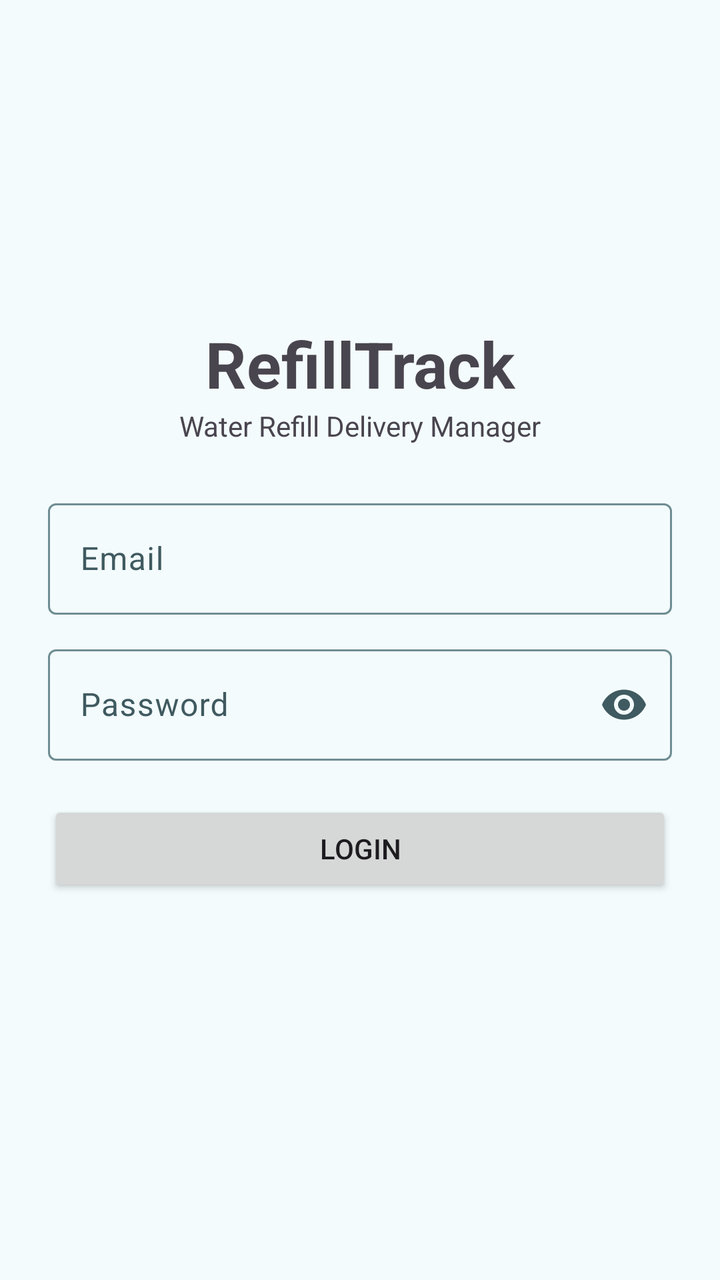
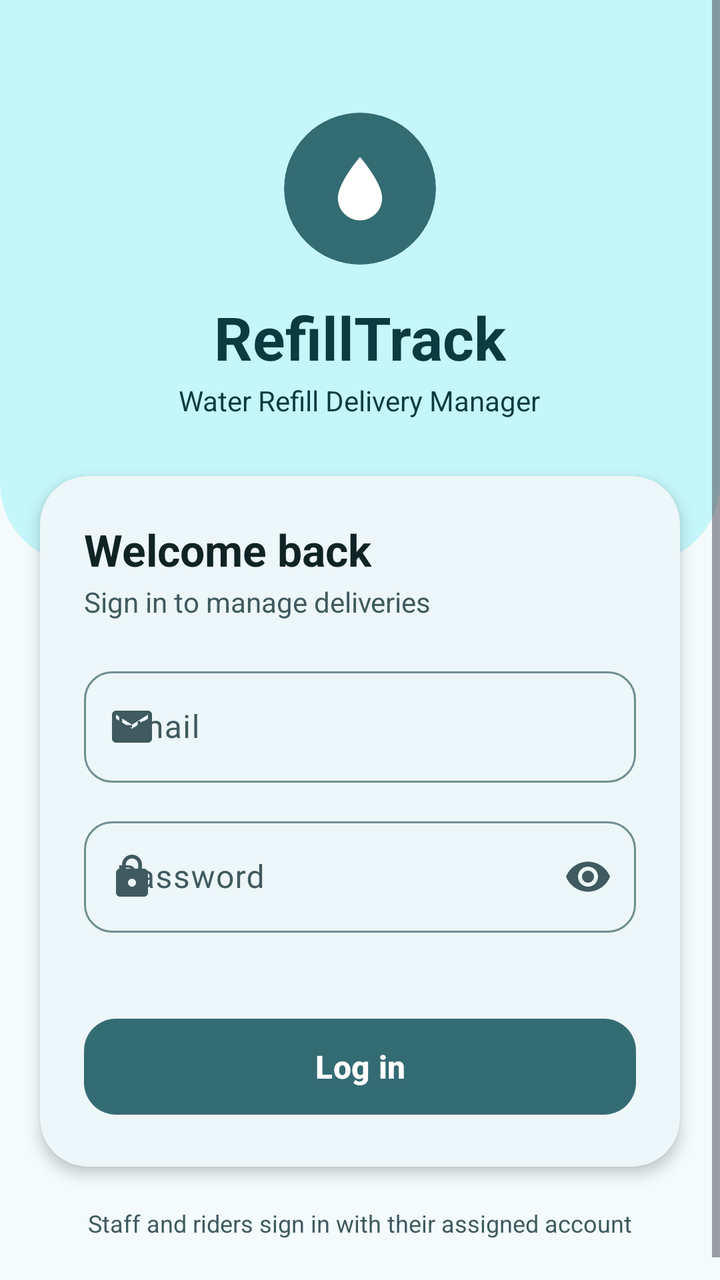

The first picture is an Android layout as it rendered before a commit; the second is the same layout after the commit. The layout source and the unified diff follow.
<!-- AndroidManifest.xml: activity theme Theme.RefillTrack -->
<!-- res/layout/activity_login.xml -->
<?xml version="1.0" encoding="utf-8"?>
<ScrollView xmlns:android="http://schemas.android.com/apk/res/android"
    xmlns:app="http://schemas.android.com/apk/res-auto"
    android:layout_width="match_parent"
    android:layout_height="match_parent"
    android:fillViewport="true"
    android:fitsSystemWindows="true">

    <LinearLayout
        android:layout_width="match_parent"
        android:layout_height="match_parent"
        android:gravity="center_vertical"
        android:orientation="vertical"
        android:padding="24dp">

        <TextView
            android:layout_width="match_parent"
            android:layout_height="wrap_content"
            android:gravity="center"
            android:text="RefillTrack"
            android:textSize="32sp"
            android:textStyle="bold" />

        <TextView
            android:layout_width="match_parent"
            android:layout_height="wrap_content"
            android:layout_marginBottom="24dp"
            android:gravity="center"
            android:text="Water Refill Delivery Manager" />

        <com.google.android.material.textfield.TextInputLayout
            android:id="@+id/tilEmail"
            android:layout_width="match_parent"
            android:layout_height="wrap_content"
            android:hint="Email">

            <com.google.android.material.textfield.TextInputEditText
                android:id="@+id/etEmail"
                android:layout_width="match_parent"
                android:layout_height="wrap_content"
                android:inputType="textEmailAddress" />
        </com.google.android.material.textfield.TextInputLayout>
        <com.google.android.material.textfield.TextInputLayout
            android:id="@+id/tilPassword"
            android:layout_width="match_parent"
            android:layout_height="wrap_content"
            android:layout_marginTop="12dp"
            android:hint="Password"
            app:endIconMode="password_toggle">

            <com.google.android.material.textfield.TextInputEditText
                android:id="@+id/etPassword"
                android:layout_width="match_parent"
                android:layout_height="wrap_content"
                android:inputType="textPassword" />
        </com.google.android.material.textfield.TextInputLayout>

        <Button
            android:id="@+id/btnLogin"
            android:layout_width="match_parent"
            android:layout_height="wrap_content"
            android:layout_marginTop="20dp"
            android:text="LOGIN" />

        <TextView
            android:id="@+id/tvMessage"
            android:layout_width="match_parent"
            android:layout_height="wrap_content"
            android:layout_marginTop="12dp"
            android:gravity="center"
            android:textColor="#B00020" />
    </LinearLayout>
</ScrollView>
<!-- resources referenced by this layout -->
<resources>
  <color name="md_primary">#346C74</color>
  <color name="md_on_primary">#FFFFFF</color>
  <color name="md_primary_container">#C4F6FA</color>
  <color name="md_on_primary_container">#0B3A40</color>
  <color name="md_secondary">#18A6C7</color>
  <color name="md_on_secondary">#00262D</color>
  <color name="md_secondary_container">#D2EEF5</color>
  <color name="md_on_secondary_container">#0A3640</color>
  <color name="md_tertiary">#668EA3</color>
  <color name="md_on_tertiary">#00202A</color>
  <color name="md_tertiary_container">#D8E7EF</color>
  <color name="md_on_tertiary_container">#10303D</color>
  <color name="md_error">#B3261E</color>
  <color name="md_on_error">#FFFFFF</color>
  <color name="md_error_container">#F9DEDC</color>
  <color name="md_on_error_container">#410E0B</color>
  <color name="md_background">#F3FBFC</color>
  <color name="md_on_background">#0F2327</color>
  <color name="md_surface">#F3FBFC</color>
  <color name="md_on_surface">#0F2327</color>
  <color name="md_surface_variant">#DAE8EB</color>
  <color name="md_on_surface_variant">#3F5A60</color>
  <color name="md_outline">#6F8D93</color>
  <color name="md_outline_variant">#BCD0D4</color>
  <color name="md_surface_container_lowest">#FFFFFF</color>
  <color name="md_surface_container_low">#EDF6F8</color>
  <color name="md_surface_container">#E7F1F3</color>
  <color name="md_surface_container_high">#E1ECEF</color>
  <color name="md_surface_container_highest">#DBE7EA</color>
  <!-- unchanged entries left out for length: 1 -->
</resources>

<!-- the commit's change to res/layout/activity_login.xml (unified diff, before → after) -->
@@ -3,71 +3,175 @@
     xmlns:app="http://schemas.android.com/apk/res-auto"
     android:layout_width="match_parent"
     android:layout_height="match_parent"
-    android:fillViewport="true"
-    android:fitsSystemWindows="true">
+    android:background="?attr/colorSurface"
+    android:fillViewport="true">
 
     <LinearLayout
         android:layout_width="match_parent"
-        android:layout_height="match_parent"
-        android:gravity="center_vertical"
+        android:layout_height="wrap_content"
         android:orientation="vertical"
-        android:padding="24dp">
+        android:paddingBottom="32dp">
+
+        
+        <com.google.android.material.card.MaterialCardView
+            android:layout_width="match_parent"
+            android:layout_height="wrap_content"
+            android:layout_marginTop="-40dp"
+            app:cardBackgroundColor="?attr/colorPrimaryContainer"
+            app:cardCornerRadius="40dp"
+            app:cardElevation="0dp"
+            app:strokeWidth="0dp">
+
+            <LinearLayout
+                android:layout_width="match_parent"
+                android:layout_height="wrap_content"
+                android:gravity="center_horizontal"
+                android:orientation="vertical"
+                android:paddingStart="24dp"
+                android:paddingTop="96dp"
+                android:paddingEnd="24dp"
+                android:paddingBottom="72dp">
+
+                <com.google.android.material.card.MaterialCardView
+                    android:layout_width="76dp"
+                    android:layout_height="76dp"
+                    app:cardBackgroundColor="?attr/colorPrimary"
+                    app:cardCornerRadius="38dp"
+                    app:cardElevation="0dp"
+                    app:strokeWidth="0dp">
+
+                    <ImageView
+                        android:layout_width="38dp"
+                        android:layout_height="38dp"
+                        android:layout_gravity="center"
+                        android:contentDescription="RefillTrack logo"
+                        android:src="@drawable/ic_water_drop"
+                        app:tint="?attr/colorOnPrimary" />
+                </com.google.android.material.card.MaterialCardView>
+
+                <TextView
+                    android:layout_width="wrap_content"
+                    android:layout_height="wrap_content"
+                    android:layout_marginTop="16dp"
+                    android:text="RefillTrack"
+                    android:textColor="?attr/colorOnPrimaryContainer"
+                    android:textSize="30sp"
+                    android:textStyle="bold" />
+
+                <TextView
+                    android:layout_width="wrap_content"
+                    android:layout_height="wrap_content"
+                    android:layout_marginTop="2dp"
+                    android:text="Water Refill Delivery Manager"
+                    android:textColor="?attr/colorOnPrimaryContainer"
+                    android:textSize="14sp" />
+            </LinearLayout>
+        </com.google.android.material.card.MaterialCardView>
+
+        
+        <com.google.android.material.card.MaterialCardView
+            style="?attr/materialCardViewElevatedStyle"
+            android:layout_width="match_parent"
+            android:layout_height="wrap_content"
+            android:layout_marginStart="20dp"
+            android:layout_marginTop="-44dp"
+            android:layout_marginEnd="20dp"
+            app:cardCornerRadius="24dp"
+            app:cardElevation="4dp">
+
+            <LinearLayout
+                android:layout_width="match_parent"
+                android:layout_height="wrap_content"
+                android:orientation="vertical"
+                android:padding="22dp">
+
+                <TextView
+                    android:layout_width="wrap_content"
+                    android:layout_height="wrap_content"
+                    android:text="Welcome back"
+                    android:textColor="?attr/colorOnSurface"
+                    android:textSize="22sp"
+                    android:textStyle="bold" />
+
+                <TextView
+                    android:layout_width="wrap_content"
+                    android:layout_height="wrap_content"
+                    android:layout_marginTop="2dp"
+                    android:layout_marginBottom="20dp"
+                    android:text="Sign in to manage deliveries"
+                    android:textColor="?attr/colorOnSurfaceVariant" />
+
+                <com.google.android.material.textfield.TextInputLayout
+                    android:id="@+id/tilEmail"
+                    style="@style/Widget.Material3.TextInputLayout.OutlinedBox"
+                    android:layout_width="match_parent"
+                    android:layout_height="wrap_content"
+                    android:hint="Email"
+                    app:boxCornerRadiusBottomEnd="14dp"
+                    app:boxCornerRadiusBottomStart="14dp"
+                    app:boxCornerRadiusTopEnd="14dp"
+                    app:boxCornerRadiusTopStart="14dp"
+                    app:startIconDrawable="@drawable/ic_email">
+
+                    <com.google.android.material.textfield.TextInputEditText
+                        android:id="@+id/etEmail"
+                        android:layout_width="match_parent"
+                        android:layout_height="wrap_content"
+                        android:inputType="textEmailAddress"
+                        android:maxLines="1" />
+                </com.google.android.material.textfield.TextInputLayout>
+
+                <com.google.android.material.textfield.TextInputLayout
+                    android:id="@+id/tilPassword"
+                    style="@style/Widget.Material3.TextInputLayout.OutlinedBox"
+                    android:layout_width="match_parent"
+                    android:layout_height="wrap_content"
+                    android:layout_marginTop="14dp"
+                    android:hint="Password"
+                    app:boxCornerRadiusBottomEnd="14dp"
+                    app:boxCornerRadiusBottomStart="14dp"
+                    app:boxCornerRadiusTopEnd="14dp"
+                    app:boxCornerRadiusTopStart="14dp"
+                    app:endIconMode="password_toggle"
+                    app:startIconDrawable="@drawable/ic_lock">
+
+                    <com.google.android.material.textfield.TextInputEditText
+                        android:id="@+id/etPassword"
+                        android:layout_width="match_parent"
+                        android:layout_height="wrap_content"
+                        android:inputType="textPassword"
+                        android:maxLines="1" />
+                </com.google.android.material.textfield.TextInputLayout>
+
+                <TextView
+                    android:id="@+id/tvMessage"
+                    android:layout_width="match_parent"
+                    android:layout_height="wrap_content"
+                    android:layout_marginTop="12dp"
+                    android:gravity="center"
+                    android:textColor="?attr/colorError"
+                    android:textSize="14sp" />
+
+                <com.google.android.material.button.MaterialButton
+                    android:id="@+id/btnLogin"
+                    android:layout_width="match_parent"
+                    android:layout_height="56dp"
+                    android:layout_marginTop="8dp"
+                    android:text="Log in"
+                    android:textAllCaps="false"
+                    android:textSize="16sp"
+                    android:textStyle="bold"
+                    app:cornerRadius="16dp" />
+            </LinearLayout>
+        </com.google.android.material.card.MaterialCardView>
 
         <TextView
             android:layout_width="match_parent"
             android:layout_height="wrap_content"
+            android:layout_marginTop="20dp"
             android:gravity="center"
-            android:text="RefillTrack"
-            android:textSize="32sp"
-            android:textStyle="bold" />
-
-        <TextView
-            android:layout_width="match_parent"
-            android:layout_height="wrap_content"
-            android:layout_marginBottom="24dp"
-            android:gravity="center"
-            android:text="Water Refill Delivery Manager" />
-
-        <com.google.android.material.textfield.TextInputLayout
-            android:id="@+id/tilEmail"
-            android:layout_width="match_parent"
-            android:layout_height="wrap_content"
-            android:hint="Email">
-
-            <com.google.android.material.textfield.TextInputEditText
-                android:id="@+id/etEmail"
-                android:layout_width="match_parent"
-                android:layout_height="wrap_content"
-                android:inputType="textEmailAddress" />
-        </com.google.android.material.textfield.TextInputLayout>
-        <com.google.android.material.textfield.TextInputLayout
-            android:id="@+id/tilPassword"
-            android:layout_width="match_parent"
-            android:layout_height="wrap_content"
-            android:layout_marginTop="12dp"
-            android:hint="Password"
-            app:endIconMode="password_toggle">
-
-            <com.google.android.material.textfield.TextInputEditText
-                android:id="@+id/etPassword"
-                android:layout_width="match_parent"
-                android:layout_height="wrap_content"
-                android:inputType="textPassword" />
-        </com.google.android.material.textfield.TextInputLayout>
-
-        <Button
-            android:id="@+id/btnLogin"
-            android:layout_width="match_parent"
-            android:layout_height="wrap_content"
-            android:layout_marginTop="20dp"
-            android:text="LOGIN" />
-
-        <TextView
-            android:id="@+id/tvMessage"
-            android:layout_width="match_parent"
-            android:layout_height="wrap_content"
-            android:layout_marginTop="12dp"
-            android:gravity="center"
-            android:textColor="#B00020" />
+            android:text="Staff and riders sign in with their assigned account"
+            android:textColor="?attr/colorOnSurfaceVariant"
+            android:textSize="12sp" />
     </LinearLayout>
 </ScrollView>
<!-- resource entries referenced after the edit -->
@@ -1,5 +1,35 @@
 <!-- resources referenced by this layout -->
 <resources>
+  <!-- drawable ic_email (drawable) -->
+  <vector xmlns:android="http://schemas.android.com/apk/res/android"
+      android:width="24dp"
+      android:height="24dp"
+      android:viewportWidth="24"
+      android:viewportHeight="24">
+      <path
+          android:fillColor="#FFFFFF"
+          android:pathData="M20,4L4,4c-1.1,0 -1.99,0.9 -1.99,2L2,18c0,1.1 0.9,2 2,2h16c1.1,0 2,-0.9 2,-2L22,6c0,-1.1 -0.9,-2 -2,-2zM20,8l-8,5 -8,-5L4,6l8,5 8,-5v2z" />
+  </vector>
+  <!-- drawable ic_lock (drawable) -->
+  <vector xmlns:android="http://schemas.android.com/apk/res/android"
+      android:width="24dp"
+      android:height="24dp"
+      android:viewportWidth="24"
+      android:viewportHeight="24">
+      <path
+          android:fillColor="#FFFFFF"
+          android:pathData="M18,8h-1L17,6c0,-2.76 -2.24,-5 -5,-5S7,3.24 7,6v2L6,8c-1.1,0 -2,0.9 -2,2v10c0,1.1 0.9,2 2,2h12c1.1,0 2,-0.9 2,-2L20,10c0,-1.1 -0.9,-2 -2,-2zM12,17c-1.1,0 -2,-0.9 -2,-2s0.9,-2 2,-2 2,0.9 2,2 -0.9,2 -2,2zM15.1,8L8.9,8L8.9,6c0,-1.71 1.39,-3.1 3.1,-3.1 1.71,0 3.1,1.39 3.1,3.1v2z" />
+  </vector>
+  <!-- drawable ic_water_drop (drawable) -->
+  <vector xmlns:android="http://schemas.android.com/apk/res/android"
+      android:width="24dp"
+      android:height="24dp"
+      android:viewportWidth="24"
+      android:viewportHeight="24">
+      <path
+          android:fillColor="#FFFFFF"
+          android:pathData="M12,2 C12,2 5,10 5,15 A7,7 0 0 0 19,15 C19,10 12,2 12,2 Z" />
+  </vector>
   <color name="md_primary">#346C74</color>
   <color name="md_on_primary">#FFFFFF</color>
   <color name="md_primary_container">#C4F6FA</color>
